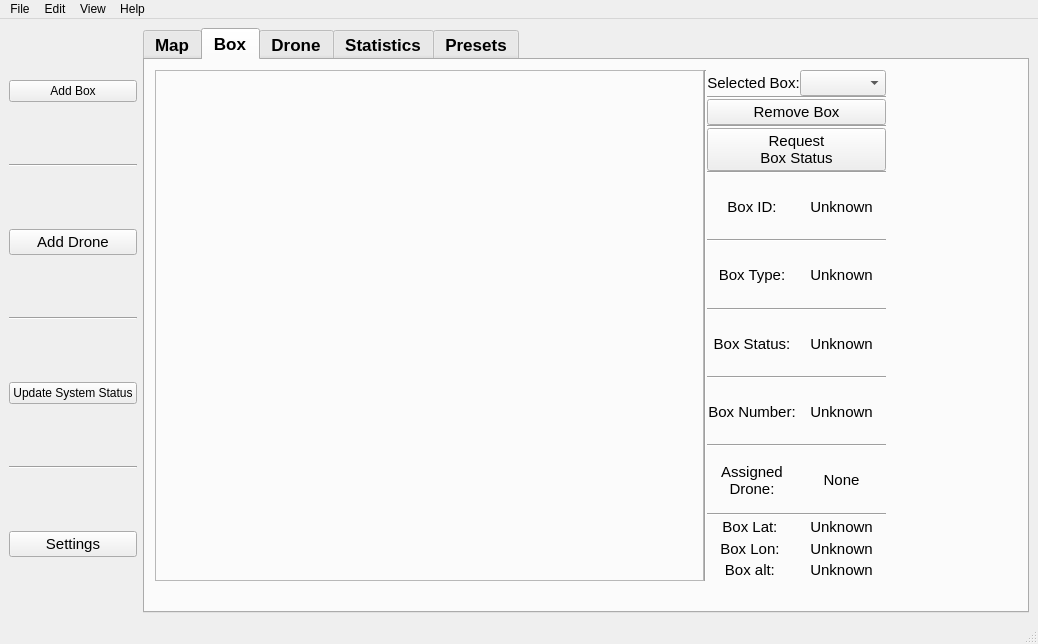
First picture: the form in ros2_ws/src/hmi/ui/mainwindow.ui, repository Samwise101/EiRT-AscenD-Robotics, before the edit.
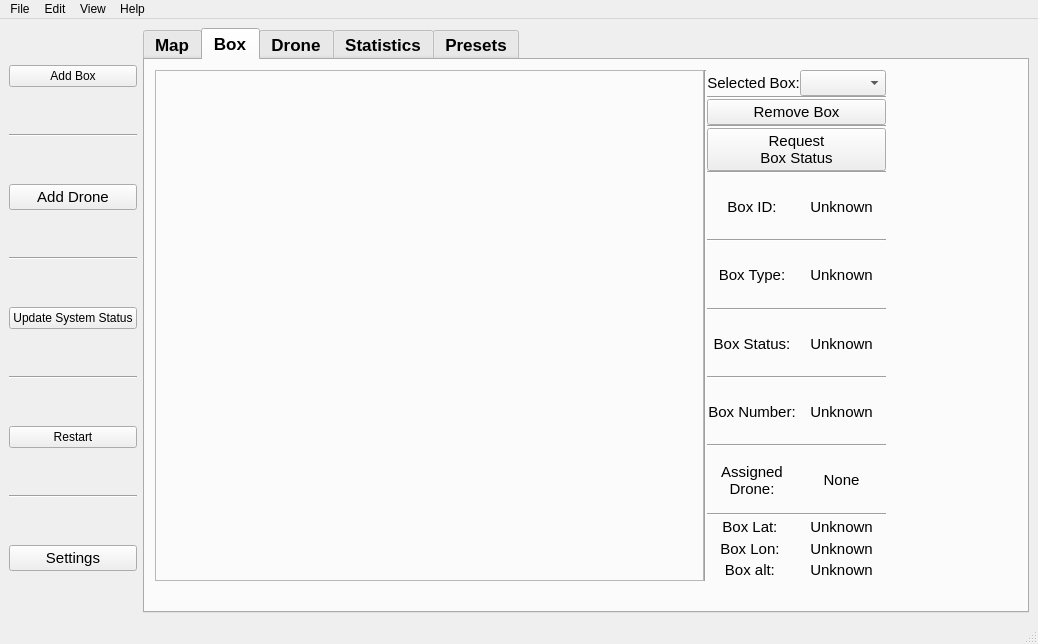
Second picture: the form after the edit. The open tabs and pages were chosen to show the change. Icons and pictures are not drawn.

Commit message: Added a way to restart the backend of the GUI, plus backend now does not leave a zombie process on closing/crash

What changed in the file:
```diff
--- a/ros2_ws/src/hmi/ui/mainwindow.ui
+++ b/ros2_ws/src/hmi/ui/mainwindow.ui
@@ -88,6 +88,24 @@
           </property>
          </widget>
         </item>
+        <item>
+         <widget class="Line" name="line_27">
+          <property name="orientation">
+           <enum>Qt::Horizontal</enum>
+          </property>
+         </widget>
+        </item>
+        <item>
+         <widget class="QPushButton" name="restartButton">
+          <property name="text">
+           <string>Restart</string>
+          </property>
+          <property name="icon">
+           <iconset resource="../resources/resources.qrc">
+            <normaloff>:/images/icons/refresh.png</normaloff>:/images/icons/refresh.png</iconset>
+          </property>
+         </widget>
+        </item>
         <item>
          <widget class="Line" name="line">
           <property name="orientation">
```
Left out of the diff: 78 changed lines with no effect on the pictures. The commit also changes 13 other files.
